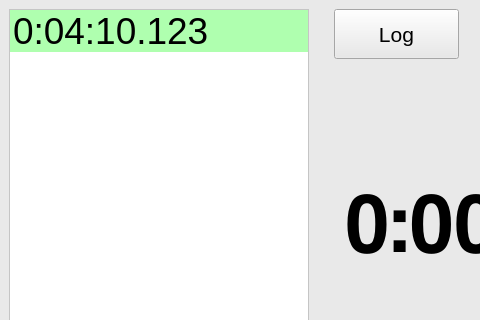
Old version of the form GUI/MainScreen.ui in the repository JamesxL/OmeTracker; both pictures show x 0 to 480 and y 0 to 320 of the 800 by 480 pixel window.
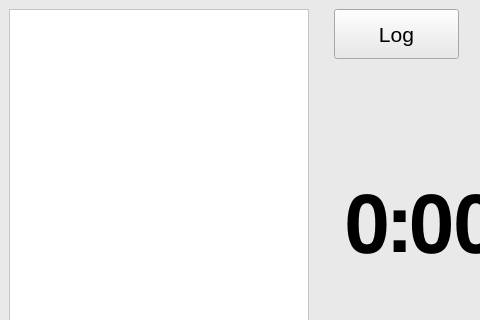
New version of the form.

What changed in the file:
```diff
--- a/GUI/MainScreen.ui
+++ b/GUI/MainScreen.ui
@@ -80,20 +80,6 @@
       <property name="textElideMode">
        <enum>Qt::ElideMiddle</enum>
       </property>
-      <item>
-       <property name="text">
-        <string>0:04:10.123</string>
-       </property>
-       <property name="background">
-        <brush brushstyle="SolidPattern">
-         <color alpha="80">
-          <red>0</red>
-          <green>255</green>
-          <blue>0</blue>
-         </color>
-        </brush>
-       </property>
-      </item>
      </widget>
     </item>
     <item row="0" column="7">
```
Left out of the diff: 9 changed lines with no effect on the pictures.
